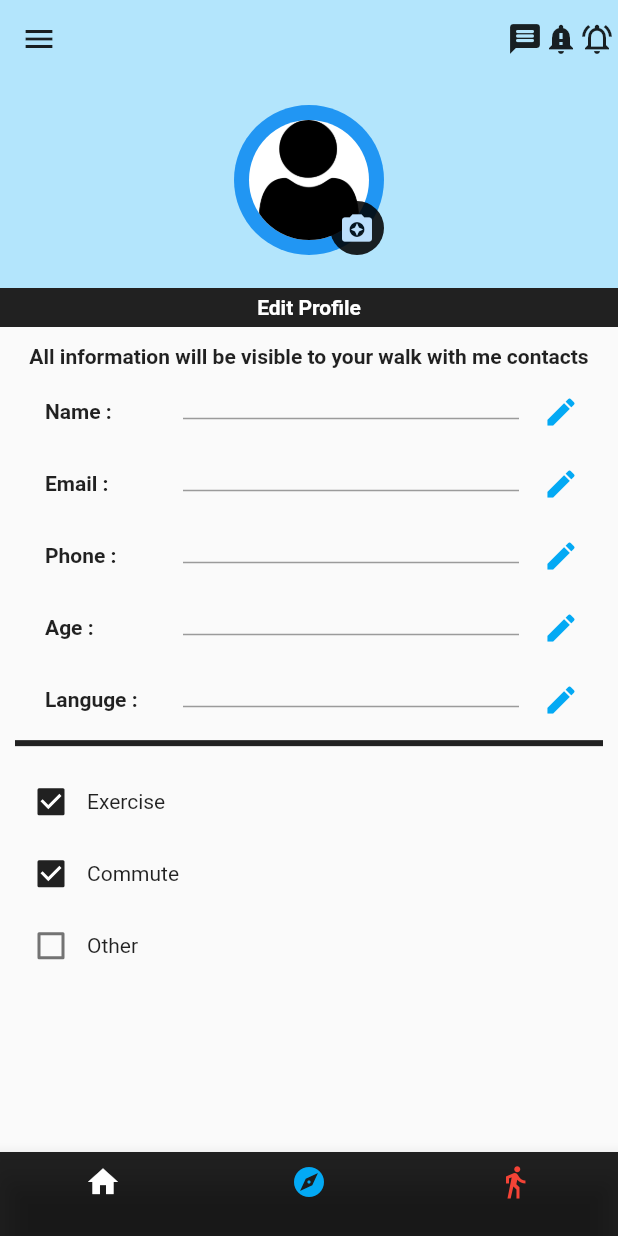
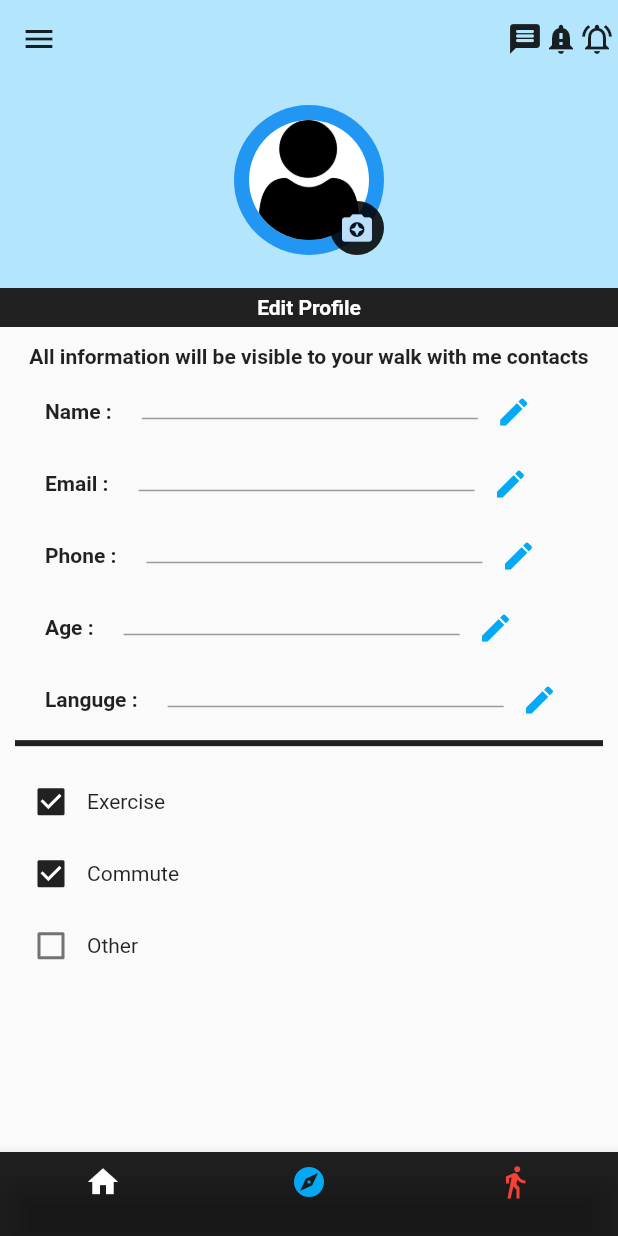
Before and after one commit to sajasmohammed/ui_practice, a Flutter app: the screen it shows after launch, on a phone screen of 412 x 824 dp. Run offline on Flutter 3.47's test engine with Material 2 defaults, Android fonts, the phone set to English and light mode, and no system bars; our stand-ins replace get, image_picker.

Commit message:
issue fixed

```diff
--- a/lib/view/home/compoenents/profile_widget.dart
+++ b/lib/view/home/compoenents/profile_widget.dart
@@ -1,9 +1,6 @@
 import 'dart:io';
-
 import 'package:flutter/material.dart';
-import 'package:get/get.dart';
 import 'package:image_picker/image_picker.dart';
-import 'package:ui_practice/controller/controller.dart';
 import 'package:ui_practice/view/phone_screen/photo_screen.dart';
 
 import '../../../constants.dart';
@@ -14,11 +11,8 @@ class ProfileWidget extends StatefulWidget {
 }
 
 class _ProfileWidgetState extends State<ProfileWidget> {
-  final Controller _controller = Get.put(Controller());
-
   File? image;
   final ImagePicker _picker = ImagePicker();
-
   @override
   Widget build(BuildContext context) {
     return Expanded(
@@ -54,8 +48,7 @@ class _ProfileWidgetState extends State<ProfileWidget> {
                       SizedBox(height: defaulPadding),
                       InkWell(
                         onTap: () async {
-                          final img = await _picker.pickImage(
-                              source: ImageSource.camera);
+                          final img = await _picker.pickImage(source: ImageSource.camera);
                           setState(() {
                             image = File(img!.path);
                           });
--- a/lib/widgets.dart
+++ b/lib/widgets.dart
@@ -17,7 +17,7 @@ class cWidget {
   static textFields(BuildContext context, {required String fieldname}) {
     return Row(
       children: [
-        Expanded(
+        Flexible(
           flex: 2,
           child: Padding(
             padding: const EdgeInsets.symmetric(horizontal: defaulPadding),
@@ -27,7 +27,7 @@ class cWidget {
             ),
           ),
         ),
-        Expanded(
+        Flexible(
           flex: 4,
           child: SizedBox(
             height: 10,
@@ -35,7 +35,7 @@ class cWidget {
             child: TextFormField(),
           ),
         ),
-        Expanded(
+        Flexible(
           child: IconButton(
             onPressed: () {
               showDialog(
```
Also changed, not shown: 2 other files.
